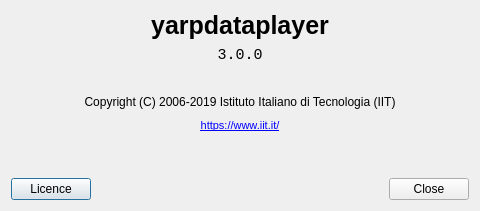
Above: src/yarpdataplayer/include/UI/aboutdlg.ui from robotology/yarp before the change. Below: the same form after it.
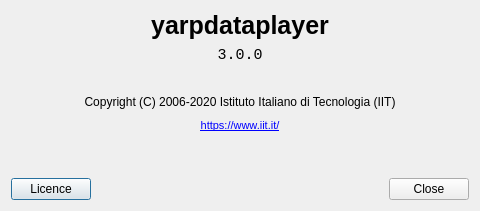
That is the form after the change.

What changed in the file:
```diff
--- a/src/yarpdataplayer/include/UI/aboutdlg.ui
+++ b/src/yarpdataplayer/include/UI/aboutdlg.ui
@@ -86,7 +86,7 @@
       </sizepolicy>
      </property>
      <property name="text">
-      <string>Copyright (C) 2006-2019 Istituto Italiano di Tecnologia (IIT)</string>
+      <string>Copyright (C) 2006-2020 Istituto Italiano di Tecnologia (IIT)</string>
      </property>
      <property name="alignment">
       <set>Qt::AlignCenter</set>
```
